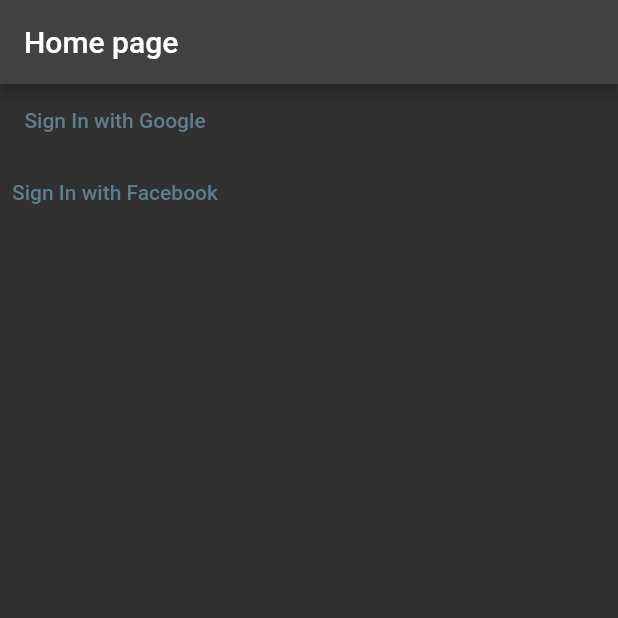
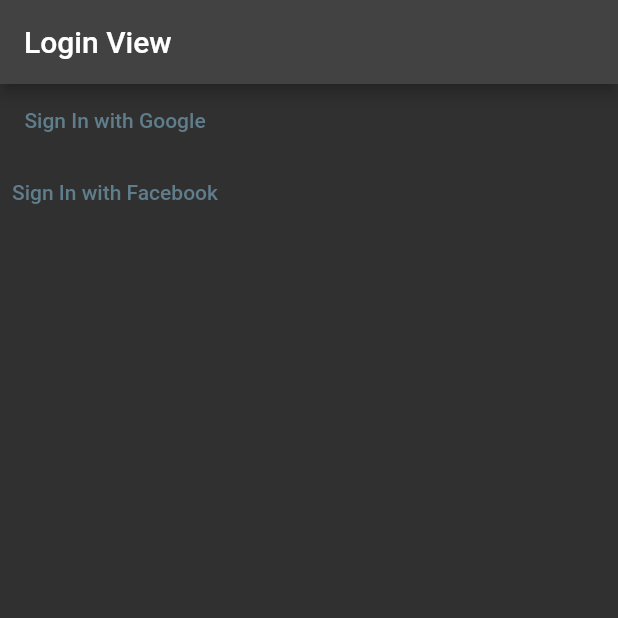
Before and after one commit to deniell/instagram_clone_app, a Flutter app: the screen it shows after launch, after a tap on "Sign In with Google", on a phone screen of 412 x 824 dp, the top half of it. Run offline on Flutter 3.47's test engine with Material 2 defaults, Android fonts, the phone set to English and light mode, and no system bars; our stand-ins replace cloud_firestore, firebase_auth, firebase_core, google_sign_in, hooks_riverpod; missing offline and left inert: flutter_facebook_auth; accounts and stored records are empty; generated files the repository leaves out were written again.

Commit message:
- added MainView screen with Logout button; - added LoginView with Sign In buttons.

```diff
--- a/lib/main.dart
+++ b/lib/main.dart
@@ -1,6 +1,9 @@
 import 'package:flutter/material.dart';
 import 'package:firebase_core/firebase_core.dart';
+import 'package:hooks_riverpod/hooks_riverpod.dart';
 import 'package:instagram_clone_app/state/auth/backend/authenticator.dart';
+import 'package:instagram_clone_app/state/auth/providers/auth_state_provider.dart';
+import 'package:instagram_clone_app/state/auth/providers/is_logged_in_provider.dart';
 import 'firebase_options.dart';
 
 import 'dart:developer' as devtools show log;
@@ -14,7 +17,11 @@ void main() async {
   await Firebase.initializeApp(
     options: DefaultFirebaseOptions.currentPlatform,
   );
-  runApp(const InstagramCloneApp());
+  runApp(
+    const ProviderScope(
+      child: InstagramCloneApp(),
+    ),
+  );
 }
 
 class InstagramCloneApp extends StatelessWidget {
@@ -35,25 +42,61 @@ class InstagramCloneApp extends StatelessWidget {
       ),
       themeMode: ThemeMode.dark,
       debugShowCheckedModeBanner: false,
-      home: const HomePage(),
+      home: Consumer(
+        builder: (context, ref, child) {
+          final isLoggedIn = ref.watch(isLoggedInProvider);
+          if (isLoggedIn) {
+            return const MainView();
+          } else {
+            return const LoginView();
+          }
+        },
+      ),
     );
   }
 }
 
-class HomePage extends StatelessWidget {
-  const HomePage({super.key});
+// when you are already logged in
+class MainView extends StatelessWidget {
+  const MainView({super.key});
 
   @override
   Widget build(BuildContext context) {
     return Scaffold(
       appBar: AppBar(
-        title: const Text('Home page'),
+        title: const Text('Main View'),
+      ),
+      body: Consumer(
+        builder: (context, ref, child) {
+          return TextButton(
+            onPressed: () async {
+              await ref.read(authStateProvider.notifier).logOut();
+            },
+            child: const Text('Logout'),
+          );
+        },
+      ),
+    );
+  }
+}
+
+// for login
+class LoginView extends StatelessWidget {
+  const LoginView({
+    super.key,
+  });
+
+  @override
+  Widget build(BuildContext context) {
+    return Scaffold(
+      appBar: AppBar(
+        title: const Text('Login View'),
       ),
       body: Column(
         children: [
           TextButton(
             onPressed: () async {
-              final result = await Authenticator().loginWithGoogle();
+              final result = await const Authenticator().loginWithGoogle();
               result.log();
             },
             child: const Text(
@@ -62,7 +105,7 @@ class HomePage extends StatelessWidget {
           ),
           TextButton(
             onPressed: () async {
-              final result = await Authenticator().loginWithFacebook();
+              final result = await const Authenticator().loginWithFacebook();
               result.log();
             },
             child: const Text(
```
